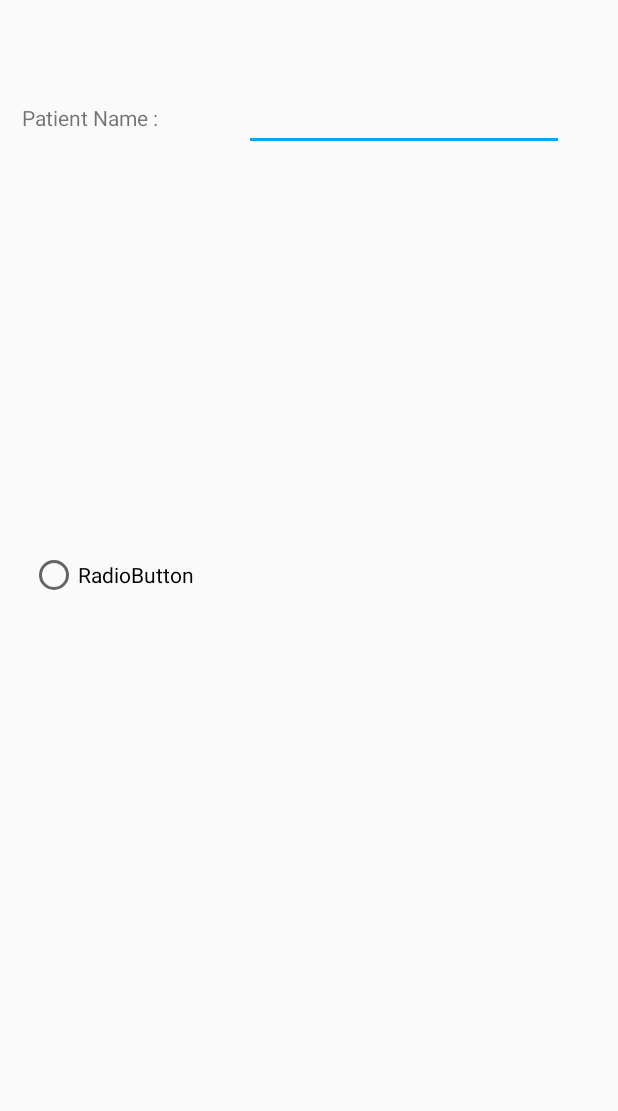
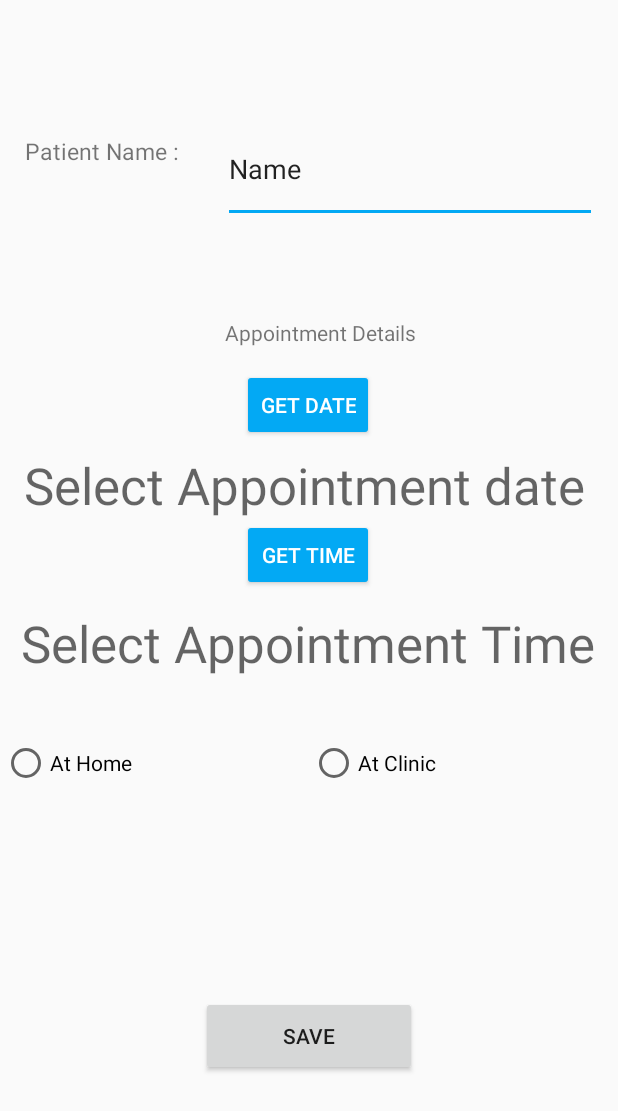
Before and after one commit to Human-Care-Tech/HumanCare, an Android app: the makeAppointment screen opened directly, with no data from a screen before it, on a phone screen of 412 x 824 dp. Shown: the top 1111 px of the screen. Run offline under Robolectric (Android 15) with nearby library versions, the phone set to English and light mode, and no system bars; our stand-ins replace ButterKnife.

Commit message:
adding appoitment

```diff
--- a/app/src/main/java/com/gautam/medicinetime/Home/AppointmentAdapter.java
+++ b/app/src/main/java/com/gautam/medicinetime/Home/AppointmentAdapter.java
@@ -63,7 +63,7 @@ public class AppointmentAdapter extends RecyclerView.Adapter<AppointmentAdapter.
                 editor.putString("DoctorName", Task1);
 
                 editor.apply();
-                Intent gotToStd = new Intent(context, MainActivity.class);
+                Intent gotToStd = new Intent(context, makeAppointment.class);
                 context.startActivity(gotToStd);
             }
 
--- a/app/src/main/res/layout/activity_make_appointment.xml
+++ b/app/src/main/res/layout/activity_make_appointment.xml
@@ -7,50 +7,137 @@
     tools:context=".Home.makeAppointment">
 
     <TextView
+        android:id="@+id/dateTextView"
+        android:layout_width="wrap_content"
+        android:layout_height="wrap_content"
+        android:text="Select Appointment date "
+        android:textAppearance="@style/TextAppearance.AppCompat.Display1"
+        app:layout_constraintBottom_toBottomOf="parent"
+        app:layout_constraintEnd_toEndOf="parent"
+        app:layout_constraintHorizontal_bias="0.548"
+        app:layout_constraintStart_toStartOf="parent"
+        app:layout_constraintTop_toTopOf="parent"
+        app:layout_constraintVertical_bias="0.386" />
+
+    <Button
+        android:id="@+id/dateButton"
+        style="@style/Widget.AppCompat.Button.Colored"
+        android:layout_width="wrap_content"
+        android:layout_height="wrap_content"
+        android:text="get date"
+        app:layout_constraintBottom_toBottomOf="parent"
+        app:layout_constraintEnd_toEndOf="parent"
+        app:layout_constraintHorizontal_bias="0.498"
+        app:layout_constraintStart_toStartOf="parent"
+        app:layout_constraintTop_toTopOf="parent"
+        app:layout_constraintVertical_bias="0.317"
+        app:layout_constraintVertical_chainStyle="packed" />
+
+    <Button
+        android:id="@+id/timeButton"
+        style="@style/Widget.AppCompat.Button.Colored"
+        android:layout_width="wrap_content"
+        android:layout_height="wrap_content"
+        android:text="get time"
+        app:layout_constraintBottom_toBottomOf="parent"
+        app:layout_constraintEnd_toEndOf="parent"
+        app:layout_constraintHorizontal_bias="0.498"
+        app:layout_constraintStart_toStartOf="parent"
+        app:layout_constraintTop_toBottomOf="@+id/dateTextView"
+        app:layout_constraintVertical_bias="0.0" />
+
+    <TextView
+        android:id="@+id/timeTextView"
+        android:layout_width="wrap_content"
+        android:layout_height="wrap_content"
+        android:text="Select Appointment Time"
+        android:textAppearance="@style/TextAppearance.AppCompat.Display1"
+        app:layout_constraintBottom_toBottomOf="parent"
+        app:layout_constraintEnd_toEndOf="parent"
+        app:layout_constraintHorizontal_bias="0.466"
+        app:layout_constraintStart_toStartOf="parent"
+        app:layout_constraintTop_toTopOf="parent"
+        app:layout_constraintVertical_bias="0.521" />
+
+    <TextView
         android:id="@+id/textView3"
-        android:layout_width="133dp"
-        android:layout_height="26dp"
-        android:text="Patient Name :"
+        android:layout_width="122dp"
+        android:layout_height="47dp"
+        android:text="Patient Name : "
+        android:textSize="15dp"
         app:layout_constraintBottom_toBottomOf="parent"
         app:layout_constraintEnd_toStartOf="@+id/editTextTextPersonName"
-        app:layout_constraintHorizontal_bias="0.509"
+        app:layout_constraintHorizontal_bias="0.615"
         app:layout_constraintStart_toStartOf="parent"
         app:layout_constraintTop_toTopOf="parent"
-        app:layout_constraintVertical_bias="0.086" />
+        app:layout_constraintVertical_bias="0.116" />
 
     <EditText
         android:id="@+id/editTextTextPersonName"
-        android:layout_width="wrap_content"
-        android:layout_height="wrap_content"
+        android:layout_width="249dp"
+        android:layout_height="71dp"
         android:ems="10"
         android:inputType="textPersonName"
+        android:text="Name"
         app:layout_constraintBottom_toBottomOf="parent"
         app:layout_constraintEnd_toEndOf="parent"
-        app:layout_constraintHorizontal_bias="0.82"
+        app:layout_constraintHorizontal_bias="0.913"
         app:layout_constraintStart_toStartOf="parent"
         app:layout_constraintTop_toTopOf="parent"
-        app:layout_constraintVertical_bias="0.071" />
+        app:layout_constraintVertical_bias="0.103" />
+
+    <TextView
+        android:layout_width="397dp"
+        android:layout_height="29dp"
+        android:gravity="center_horizontal"
+        android:text="Appointment Details"
+        android:textAlignment="center"
+        app:layout_constraintBottom_toBottomOf="parent"
+        app:layout_constraintEnd_toEndOf="parent"
+        app:layout_constraintHorizontal_bias="1.0"
+        app:layout_constraintStart_toStartOf="parent"
+        app:layout_constraintTop_toTopOf="parent"
+        app:layout_constraintVertical_bias="0.267" />
 
     <RadioGroup
-        android:layout_width="404dp"
-        android:layout_height="89dp"
+        android:id="@+id/radioGroup"
+        android:layout_width="410dp"
+        android:layout_height="96dp"
+        android:orientation="horizontal"
         app:layout_constraintBottom_toBottomOf="parent"
         app:layout_constraintEnd_toEndOf="parent"
         app:layout_constraintStart_toStartOf="parent"
         app:layout_constraintTop_toTopOf="parent"
-        app:flow_horizontalAlign="center"
-        >
+        app:layout_constraintVertical_bias="0.633">
+
 
         <RadioButton
-            android:id="@+id/radioButton"
-            android:layout_width="match_parent"
-            android:layout_height="wrap_content"
-            android:layout_marginStart="16dp"
-            android:layout_marginLeft="16dp"
-            android:text="RadioButton"
-            app:layout_constraintBottom_toBottomOf="parent"
+            android:id="@+id/AT_Home"
+            android:layout_width="205dp"
+            android:layout_height="match_parent"
+            android:text="At Home"
+            app:layout_constraintEnd_toEndOf="parent"
             app:layout_constraintStart_toStartOf="parent"
             app:layout_constraintTop_toTopOf="parent" />
+
+        <RadioButton
+            android:id="@+id/At_Clinic"
+            android:layout_width="208dp"
+            android:layout_height="96dp"
+            android:text="At Clinic" />
+
+
     </RadioGroup>
 
+    <Button
+        android:id="@+id/saveAppointment"
+        android:layout_width="144dp"
+        android:layout_height="53dp"
+        android:text="SAVE"
+        app:layout_constraintBottom_toBottomOf="parent"
+        app:layout_constraintEnd_toEndOf="parent"
+        app:layout_constraintStart_toStartOf="parent"
+        app:layout_constraintTop_toBottomOf="@+id/radioGroup" />
+
+
 </androidx.constraintlayout.widget.ConstraintLayout>
--- a/app/src/main/res/layout/fragment_add_medicine.xml
+++ b/app/src/main/res/layout/fragment_add_medicine.xml
@@ -193,9 +193,9 @@
                         android:background="@drawable/drawable_underline"
                         android:gravity="center"
                         android:padding="@dimen/four_dp"
+                        android:textColor="#4d4d4d"
                         android:textSize="@dimen/text_large"
                         android:textStyle="bold"
-                        android:textColor="#4d4d4d"
                         tools:text="23:30" />
 
                     <EditText
```
Also changed, not shown: app/src/main/java/com/gautam/medicinetime/Home/makeAppointment.java (+87 -0 lines), app/src/main/res/layout/activity_main.xml (+4 -4 lines).
